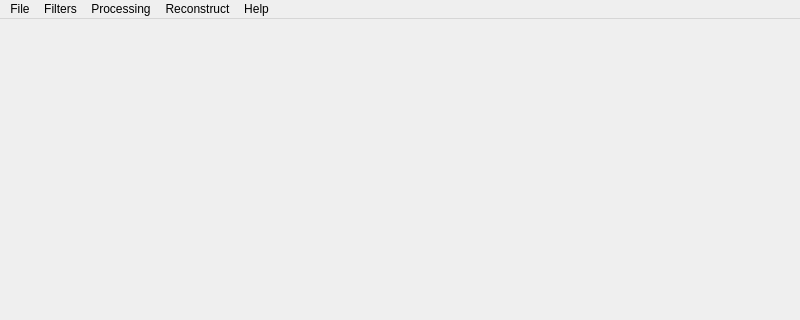
This is mantidimaging/gui/ui/main_window.ui in mantidproject/mantidimaging as Qt 5 draws it before an edit; both pictures show x 0 to 800 and y 0 to 320 of the 800 by 600 pixel window. The edited form follows.
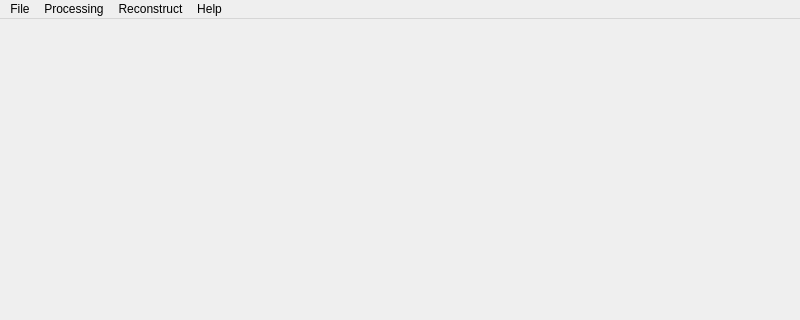
This is the edited form. Icons and pictures are not drawn.

Commit message:
Switch all filters to new UI and remove old UI from main window
Re #138

What changed in the file:
```diff
--- a/mantidimaging/gui/ui/main_window.ui
+++ b/mantidimaging/gui/ui/main_window.ui
@@ -35,11 +35,6 @@
     <addaction name="separator"/>
     <addaction name="actionExit"/>
    </widget>
-   <widget class="QMenu" name="menuFilters">
-    <property name="title">
-     <string>Filters</string>
-    </property>
-   </widget>
    <widget class="QMenu" name="menuReconstruct">
     <property name="title">
      <string>Reconstruct</string>
@@ -63,7 +58,6 @@
     <addaction name="actionOnlineDocumentation"/>
    </widget>
    <addaction name="menuFile"/>
-   <addaction name="menuFilters"/>
    <addaction name="menuProcessing"/>
    <addaction name="menuReconstruct"/>
    <addaction name="menuHelp"/>
```
Lines whose indentation alone changed are shown as unchanged. The commit also changes 20 other files.
